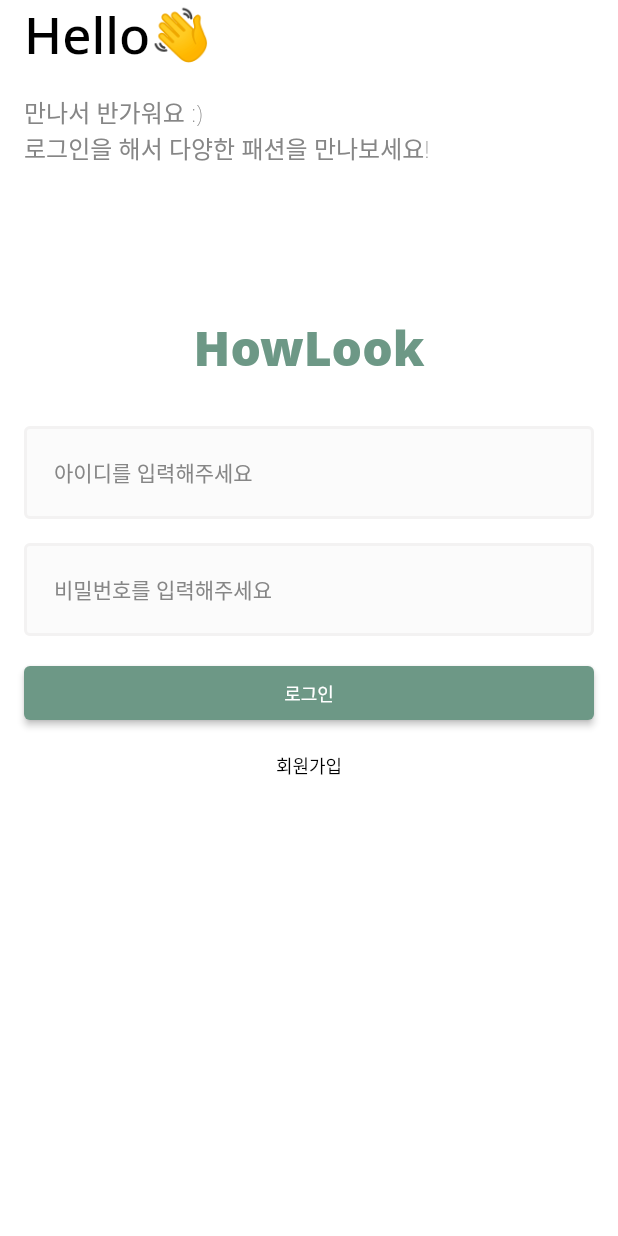
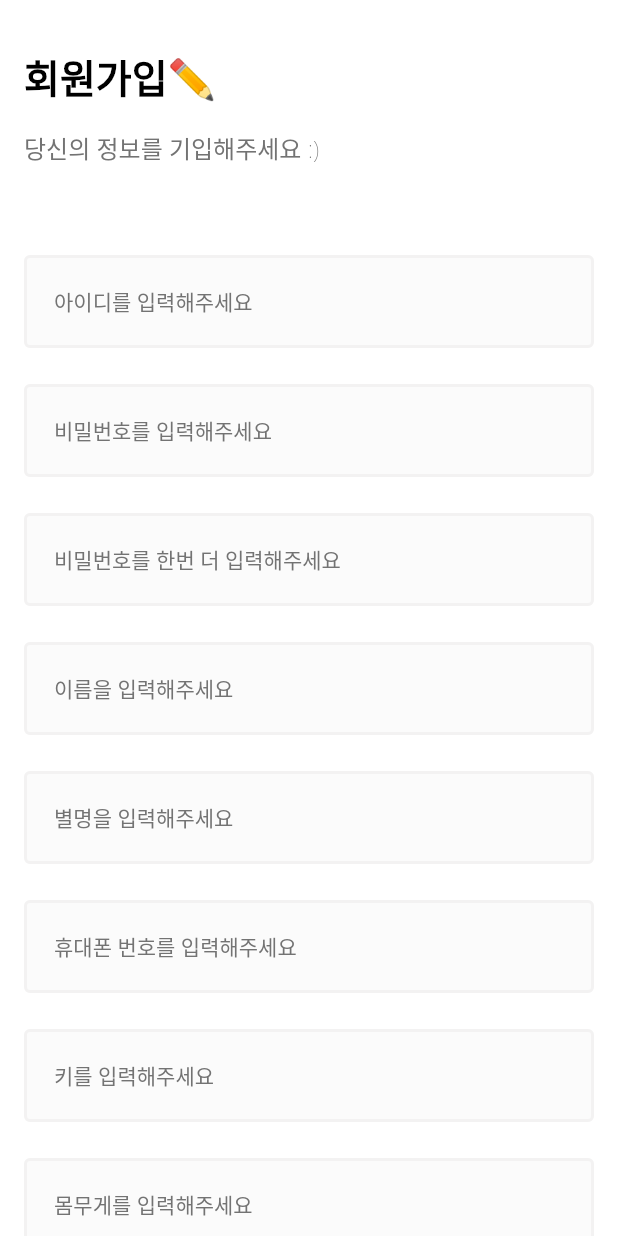
Before and after one commit to Team-WHITEBOX/HowLook-FrontEnd, a Flutter app: the screen it shows after launch, after a tap on "회원가입", on a phone screen of 412 x 824 dp. Run offline on Flutter 3.47's test engine with Material 2 defaults, Android fonts, the phone set to English and light mode, and no system bars; our stand-ins replace dio, flutter_datetime_picker, flutter_secure_storage; network calls fail.

```diff
--- a/lib/common/const/colors.dart
+++ b/lib/common/const/colors.dart
@@ -4,7 +4,7 @@ import 'package:flutter/material.dart';
 const PRIMARY_COLOR = Color(0XFF6D9886);
 
 // 글자 색상
-const BODY_TEXT_COLOR = Color(0xFF868686);
+const BODY_TEXT_COLOR = Color(0xFF737373);
 
 // 텍스트 필드 배경 색상
 const INPUT_BG_COLOR = Color(0xFFFBFBFB);
--- a/lib/common/layout/default_layout.dart
+++ b/lib/common/layout/default_layout.dart
@@ -3,10 +3,14 @@ import 'package:flutter/material.dart';
 class DefaultLayout extends StatelessWidget {
   final Color? backgroundColor;
   final Widget child;
+  final String? title;
+  final Widget? bottomNavigationBar;
 
   const DefaultLayout({
     required this.child,
     this.backgroundColor,
+    this.title,
+    this.bottomNavigationBar,
     Key? key,
   }) : super(key: key);
 
@@ -14,7 +18,30 @@ class DefaultLayout extends StatelessWidget {
   Widget build(BuildContext context) {
     return Scaffold(
       backgroundColor: backgroundColor ?? Colors.white,
+      appBar: renderAppBar(),
       body: child,
+      bottomNavigationBar: bottomNavigationBar,
     );
   }
+
+  AppBar? renderAppBar() {
+    if (title == null) {
+      return null;
+    } else {
+      return AppBar(
+          backgroundColor: Colors.white,
+          elevation: 0,
+          title: Text(
+            title!,
+            style: TextStyle(
+              fontSize: 16,
+              fontWeight: FontWeight.w500,
+            ),
+          ),
+        foregroundColor: Colors.black,
+      );
+    }
+
+  }
+
 }
--- /dev/null
+++ b/lib/user/view/login_main_screen.dart
@@ -0,0 +1,162 @@
+import 'package:flutter/material.dart';
+import 'package:howlook/common/const/colors.dart';
+import 'package:howlook/common/layout/default_layout.dart';
+import 'package:howlook/user/view/login_screen.dart';
+import 'package:howlook/user/view/signup_screen.dart';
+
+class LoginMainScreen extends StatelessWidget {
+  const LoginMainScreen({Key? key}) : super(key: key);
+
+  @override
+  Widget build(BuildContext context) {
+    return DefaultLayout(
+      child: SafeArea(
+        top: true,
+        bottom: false,
+        child: Padding(
+          padding: const EdgeInsets.symmetric(horizontal: 16.0),
+          child: Column(
+            crossAxisAlignment: CrossAxisAlignment.stretch,
+            children: [
+              _Title(),
+              const SizedBox(height: 16.0), // 공백 삽입
+              _SubTitle(),
+              const SizedBox(height: 80.0), // 공백 삽입
+              _LoginText(),
+              const SizedBox(height: 50.0), // 공백 삽입
+              // 카카오 로그인 버튼
+              TextButton(
+                onPressed: () {
+
+                },
+                child: Image.asset('asset/img/logo/kakao_login_large_wide.png'),
+              ),
+              const SizedBox(height: 32.0), // 공백 삽입
+              _OR(),
+              const SizedBox(height: 32.0), // 공백 삽입
+              // 가로로 "로그인 | 회원가입" 을 구현하기 위한 Row 삽입
+              Row(
+                mainAxisAlignment: MainAxisAlignment.spaceEvenly,
+                children: [
+                  // 로그인 버튼
+                  TextButton(
+                      onPressed: () {
+                        Navigator.of(context).push(
+                          MaterialPageRoute(
+                            builder: (_) => LoginScreen(),
+                          ),
+                        );
+                      }, child: Text(
+                    "로그인",
+                    style: TextStyle(
+                      fontSize: 12,
+                      color: PRIMARY_COLOR,
+                    ),
+                  )),
+                  _board(),
+                  // 회원가입 버튼
+                  TextButton(
+                      onPressed: () {
+                        Navigator.of(context).push(
+                          MaterialPageRoute(
+                            builder: (_) => SignupScreen(),
+                          ),
+                        );
+                      }, child: Text(
+                    "회원가입",
+                    style: TextStyle(
+                      fontSize: 12,
+                      color: PRIMARY_COLOR,
+                    ),
+                  )),
+                ],
+              )
+            ],
+          ),
+        ),
+      ),
+    );
+  }
+}
+
+class _Title extends StatelessWidget {
+  const _Title({Key? key}) : super(key: key);
+
+  @override
+  Widget build(BuildContext context) {
+    return Text(
+      "Hello👋",
+      style: TextStyle(
+        fontSize: 34,
+        fontWeight: FontWeight.w500,
+        color: Colors.black,
+      ),
+    );
+  }
+}
+
+class _SubTitle extends StatelessWidget {
+  const _SubTitle({Key? key}) : super(key: key);
+
+  @override
+  Widget build(BuildContext context) {
+    return Text(
+      "만나서 반가워요 :)\n로그인을 해서 다양한 패션을 만나보세요!",
+      style: TextStyle(
+        fontSize: 16,
+        fontWeight: FontWeight.w100,
+        color: BODY_TEXT_COLOR,
+      ),
+    );
+  }
+}
+
+class _LoginText extends StatelessWidget {
+  const _LoginText({Key? key}) : super(key: key);
+
+  @override
+  Widget build(BuildContext context) {
+    return Text(
+      "HowLook",
+      textAlign: TextAlign.center,
+      style: TextStyle(
+        fontSize: 50,
+        fontWeight: FontWeight.w700,
+        color: PRIMARY_COLOR,
+      ),
+    );
+  }
+}
+
+class _OR extends StatelessWidget {
+  const _OR({Key? key}) : super(key: key);
+
+  @override
+  Widget build(BuildContext context) {
+    return Text(
+      "  OR   ",
+      textAlign: TextAlign.center,
+      style: TextStyle(
+        fontSize: 16,
+        fontWeight: FontWeight.w500,
+        color: PRIMARY_COLOR,
+      ),
+    );
+  }
+}
+
+class _board extends StatelessWidget {
+  const _board({Key? key}) : super(key: key);
+
+  @override
+  Widget build(BuildContext context) {
+    return Text(
+      "|",
+      textAlign: TextAlign.center,
+      style: TextStyle(
+        fontSize: 16,
+        color: PRIMARY_COLOR,
+      ),
+    );
+  }
+}
--- a/lib/user/view/login_screen.dart
+++ b/lib/user/view/login_screen.dart
@@ -2,12 +2,12 @@ import 'dart:convert';
 import 'dart:io';
 import 'package:dio/dio.dart';
 import 'package:flutter/material.dart';
-import 'package:flutter_secure_storage/flutter_secure_storage.dart';
 import 'package:howlook/common/component/cust_textform_filed.dart';
 import 'package:howlook/common/const/colors.dart';
 import 'package:howlook/common/const/data.dart';
 import 'package:howlook/common/layout/default_layout.dart';
 import 'package:howlook/common/view/root_tab.dart';
+import 'package:howlook/user/view/signup_screen.dart';
 
 class LoginScreen extends StatefulWidget {
   const LoginScreen({Key? key}) : super(key: key);
@@ -22,7 +22,6 @@ class _LoginScreenState extends State<LoginScreen> {
 
   @override
   Widget build(BuildContext context) {
-
     final dio = Dio();
 
     // localhost
@@ -50,7 +49,7 @@ class _LoginScreenState extends State<LoginScreen> {
                 const SizedBox(height: 16.0), // 공백 삽입
                 _SubTitle(),
 
-                const SizedBox(height: 100.0), // 공백 삽입
+                const SizedBox(height: 80.0), // 공백 삽입
                 _LoginText(),
                 const SizedBox(height: 30.0), // 공백 삽입
 
@@ -78,15 +77,27 @@ class _LoginScreenState extends State<LoginScreen> {
 
                       // ** 중요한 코드 ** -> convert to base 64
                       // Flutter에서 ID, PW를 Base64 인코딩을 정의하는 코드
-                      Codec<String, String> stringToBase64 = utf8.fuse(base64);
+                      // Codec<String, String> stringToBase64 = utf8.fuse(base64);
                       // Flutter에서 ID, PW를 실제로 Base64로 인코딩하는 코드
-                      String token = stringToBase64.encode(rawString);
+                      // String token = stringToBase64.encode(rawString);
 
+                      /*
                       final resp = await dio.post(
                         'http://$ip/auth/login',
                         options: Options(headers: {
                           'authorization': 'Basic $token',
                         }),
+                      );
+                       */
+
+                      // 일단 여기서는 간단하게 username과 password를
+                      // 다음과 같은 json 형태로 구현하기로 약속
+                      final resp = await dio.post(
+                        'http://$ip/auth/login',
+                        data: {
+                          'mid': username,
+                          'mpw': password,
+                        },
                       );
 
                       final refreshToken = resp.data['refreshToken'];
@@ -112,16 +123,11 @@ class _LoginScreenState extends State<LoginScreen> {
                     )),
                 TextButton(
                     onPressed: () async {
-                      final refreshToken = 'eyJhbGciOiJIUzI1NiIsInR5cCI6IkpXVCJ9.eyJ1c2VybmFtZSI6InRlc3RAY29kZWZhY3RvcnkuYWkiLCJzdWIiOiJmNTViMzJkMi00ZDY4LTRjMWUtYTNjYS1kYTlkN2QwZDkyZTUiLCJ0eXBlIjoicmVmcmVzaCIsImlhdCI6MTY2ODMyNjQxNCwiZXhwIjoxNjY4NDEyODE0fQ.yAQkEOZCesej9WUQKk_gwzkRuNmKSlYf4MDscA4FJmI';
-
-                      final resp = await dio.post(
-                        'http://$ip/auth/token',
-                        options: Options(headers: {
-                          'authorization': 'Bearer $refreshToken',
-                        }),
+                      Navigator.of(context).push(
+                        MaterialPageRoute(
+                          builder: (_) => SignupScreen(),
+                        ),
                       );
-
-                      print(resp.data);
                     },
                     style: TextButton.styleFrom(
                       primary: Colors.black,
@@ -131,7 +137,8 @@ class _LoginScreenState extends State<LoginScreen> {
                       style: TextStyle(
                         fontSize: 12,
                       ),
-                    ))
+                    ),
+                ),
               ],
             ),
           ),
--- /dev/null
+++ b/lib/user/view/signup_screen.dart
@@ -0,0 +1,239 @@
+import 'dart:io';
+
+import 'package:dio/dio.dart';
+import 'package:flutter/material.dart';
+import 'package:flutter_datetime_picker/flutter_datetime_picker.dart';
+import 'package:howlook/common/component/cust_textform_filed.dart';
+import 'package:howlook/common/const/colors.dart';
+import 'package:howlook/common/const/data.dart';
+import 'package:howlook/common/layout/default_layout.dart';
+import 'package:howlook/common/view/root_tab.dart';
+import 'package:intl/intl.dart';
+
+class SignupScreen extends StatefulWidget {
+  const SignupScreen({Key? key}) : super(key: key);
+
+  @override
+  State<SignupScreen> createState() => _SignupScreenState();
+}
+
+class _SignupScreenState extends State<SignupScreen> {
+  String mid = '';
+  String mpw = '';
+  String mpw_check = '';
+  String name = '';
+  String nickName = '';
+  String phone = '';
+  int height = 0;
+  int weight = 0;
+  String birthDay = '';
+  String gender = '';
+
+  @override
+  Widget build(BuildContext context) {
+    final dio = Dio();
+    // localhost
+    final emulatorIP = "10.0.2.2:3000";
+    final simulatorIP = "127.0.0.1:3000";
+    final ip = Platform.isIOS ? simulatorIP : emulatorIP;
+
+    return DefaultLayout(
+        child: SingleChildScrollView(
+            keyboardDismissBehavior: ScrollViewKeyboardDismissBehavior.onDrag,
+            child: SafeArea(
+              top: true,
+              bottom: false,
+              child: Padding(
+                padding: const EdgeInsets.symmetric(horizontal: 16.0),
+                child: Column(
+                  crossAxisAlignment: CrossAxisAlignment.stretch,
+                  children: [
+                    // 상단 텍스트
+                    const SizedBox(
+                      height: 32.0,
+                    ),
+                    _Title(),
+                    const SizedBox(
+                      height: 16.0,
+                    ),
+                    _SubTitle(),
+                    const SizedBox(
+                      height: 60.0,
+                    ),
+
+                    // 필요한 정보 받은 텍스트 폼 필드 나열
+                    CustomTextFormField(
+                      hintText: "아이디를 입력해주세요",
+                      onChanged: (String value) {
+                        mid = value;
+                      },
+                    ),
+                    const SizedBox(
+                      height: 24.0,
+                    ),
+                    CustomTextFormField(
+                      hintText: "비밀번호를 입력해주세요",
+                      onChanged: (String value) {
+                        mpw = value;
+                      },
+                      obscureText: true,
+                    ),
+                    const SizedBox(
+                      height: 24.0,
+                    ),
+                    CustomTextFormField(
+                      hintText: "비밀번호를 한번 더 입력해주세요",
+                      onChanged: (String value) {
+                        mpw_check = value;
+                      },
+                      obscureText: true,
+                    ),
+                    const SizedBox(
+                      height: 24.0,
+                    ),
+                    CustomTextFormField(
+                      hintText: "이름을 입력해주세요",
+                      onChanged: (String value) {
+                        name = value;
+                      },
+                    ),
+                    const SizedBox(
+                      height: 24.0,
+                    ),
+                    CustomTextFormField(
+                      hintText: "별명을 입력해주세요",
+                      onChanged: (String value) {
+                        nickName = value;
+                      },
+                    ),
+                    const SizedBox(
+                      height: 24.0,
+                    ),
+                    CustomTextFormField(
+                      hintText: "휴대폰 번호를 입력해주세요",
+                      onChanged: (String value) {
+                        phone = value;
+                      },
+                    ),
+                    const SizedBox(
+                      height: 24.0,
+                    ),
+                    CustomTextFormField(
+                      hintText: "키를 입력해주세요",
+                      onChanged: (String value) {
+                        height = int.parse(value);
+                      },
+                    ),
+                    const SizedBox(
+                      height: 24.0,
+                    ),
+                    CustomTextFormField(
+                      hintText: "몸무게를 입력해주세요",
+                      onChanged: (String value) {
+                        weight = int.parse(value);
+                      },
+                    ),
+                    const SizedBox(
+                      height: 24.0,
+                    ),
+                    TextButton(
+                      onPressed: () {
+                        DatePicker.showDatePicker(context,
+                            showTitleActions: true,
+                            minTime: DateTime(1900, 1, 1),
+                            maxTime: DateTime(2022, 12, 31),
+                            currentTime: DateTime.now(),
+                            locale: LocaleType.ko,
+                            onConfirm: (date) {
+                                birthDay = DateFormat('yyyy-MM-dd').format(date);
+                            },
+                        );
+                      },
+                      child: Text("날짜를 선택해주세요 :)"),
+                    ),
+                    const SizedBox(
+                      height: 24.0,
+                    ),
+                    ElevatedButton(
+                        onPressed: () async {
+                          final resp = await dio.post(
+                            'http://$ip/auth/login',
+                            options: Options(
+                              headers: {
+                                'authorization': 'Bearer $ACCESS_TOKEN_KEY',
+                              },
+                            ),
+                            data: {
+                              'mid': mid,
+                              'mpw': mpw,
+                              'name': name,
+                              'nickName': nickName,
+                              'phone': phone,
+                              'height': height,
+                              'weight': weight,
+                              'birthDay': birthDay
+                            },
+                          );
+                        },
+                        style: ElevatedButton.styleFrom(
+                          primary: PRIMARY_COLOR,
+                        ),
+                        child: Text(
+                          "회원가입",
+                          style: TextStyle(
+                            fontSize: 12,
+                          ),
+                        )),
+                    TextButton(
+                      onPressed: () {
+                        Navigator.of(context).push(
+                          MaterialPageRoute(
+                            builder: (_) => RootTab(),
+                          ),
+                        );
+                      },
+                      child: Text(
+                        "취소",
+                        style: TextStyle(
+                          fontSize: 12,
+                        ),
+                      ),
+                    ),
+                  ],
+                ),
+              ),
+            )));
+  }
+}
+
+class _Title extends StatelessWidget {
+  const _Title({Key? key}) : super(key: key);
+
+  @override
+  Widget build(BuildContext context) {
+    return Text(
+      "회원가입✏️",
+      style: TextStyle(
+        fontSize: 26,
+        fontWeight: FontWeight.w700,
+        color: Colors.black,
+      ),
+    );
+  }
+}
+
+class _SubTitle extends StatelessWidget {
+  const _SubTitle({Key? key}) : super(key: key);
+
+  @override
+  Widget build(BuildContext context) {
+    return Text(
+      "당신의 정보를 기입해주세요 :)",
+      style: TextStyle(
+        fontSize: 16,
+        fontWeight: FontWeight.w100,
+        color: BODY_TEXT_COLOR,
+      ),
+    );
+  }
+}
--- a/lib/user/view/splash_screen.dart
+++ b/lib/user/view/splash_screen.dart
@@ -2,6 +2,7 @@ import 'package:flutter/material.dart';
 import 'package:howlook/common/const/data.dart';
 import 'package:howlook/common/layout/default_layout.dart';
 import 'package:howlook/common/view/root_tab.dart';
+import 'package:howlook/user/view/login_main_screen.dart';
 import 'package:howlook/user/view/login_screen.dart';
 import '../../common/const/colors.dart';
 
@@ -13,10 +14,11 @@ class Splash_Screen extends StatefulWidget {
 }
 
 class _Splash_ScreenState extends State<Splash_Screen> {
+
   @override
   void initState() {
     super.initState();
-    deleteToken();
+    // deleteToken();
     checkToken();
   }
 
@@ -33,7 +35,7 @@ class _Splash_ScreenState extends State<Splash_Screen> {
 
     if (refreshToken == null || accessToken == null) {
       Navigator.of(context).pushAndRemoveUntil(
-        MaterialPageRoute(builder: (_) => LoginScreen()),
+        MaterialPageRoute(builder: (_) => LoginMainScreen()),
         (route) => false,
       );
     } else { // 원래는 토큰의 유효성 검사도 해야하지만 일단 11월 13일 기준으로는 생략하기
@@ -42,7 +44,6 @@ class _Splash_ScreenState extends State<Splash_Screen> {
             (route) => false,
       );
     }
-
   }
 
   @override
--- a/pubspec.yaml
+++ b/pubspec.yaml
@@ -38,6 +38,8 @@ dependencies:
   cupertino_icons: ^1.0.2
   dio: ^4.0.6
   flutter_secure_storage: ^6.0.0
+  flutter_datetime_picker: ^1.5.1
+  intl: ^0.17.0
 
 dev_dependencies:
   flutter_test:
@@ -49,6 +51,7 @@ dev_dependencies:
   # package. See that file for information about deactivating specific lint
   # rules and activating additional ones.
   flutter_lints: ^2.0.0
+  kakao_flutter_sdk: ^1.2.2
 
 # For information on the generic Dart part of this file, see the
 # following page: https://dart.dev/tools/pub/pubspec
```
Also changed, not shown: lib/common/model/model_signup.dart (added, +23 -0 lines), lib/common/view/root_tab.dart (+34 -1 lines), asset/img/logo/kakao_login_large_wide.png (added), pubspec.lock, 79 other files.
